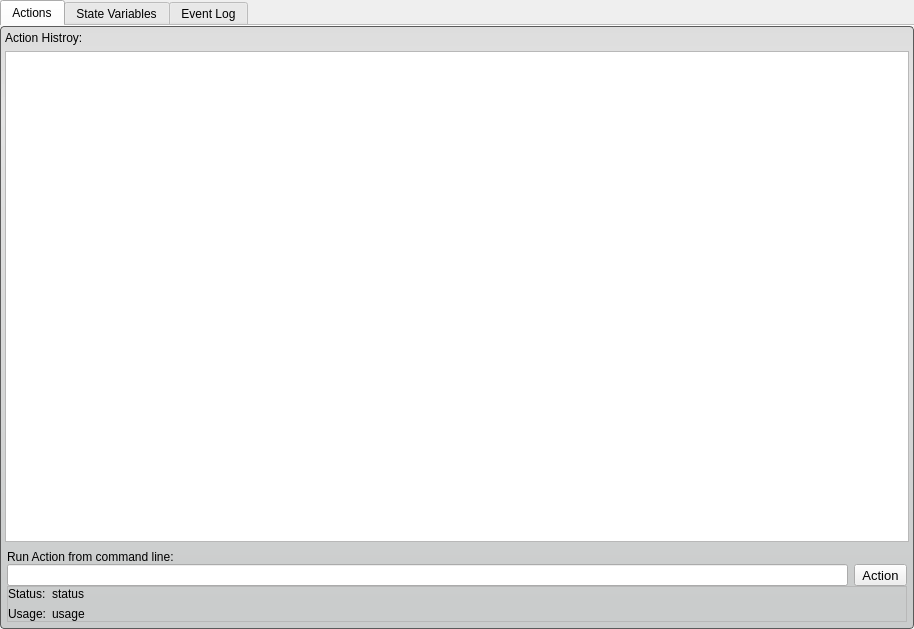
This is src/Interface/AppController/AppController.ui in SCIInstitute/Seg3D as Qt 5 draws it before an edit. The edited form follows.
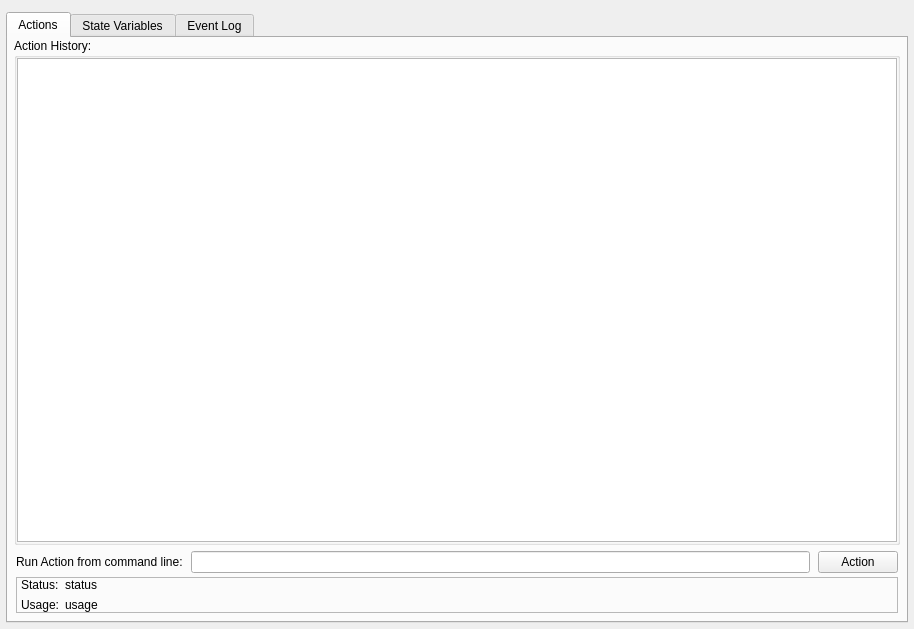
This is the edited form. The open tabs and pages were chosen to show the change.

Commit message: fixed AppPreferences, AppController and MessageHistoryWidget to have a consistant look.'

Diff of the .ui file:
```diff
--- a/src/Interface/AppController/AppController.ui
+++ b/src/Interface/AppController/AppController.ui
@@ -11,20 +11,24 @@
    </rect>
   </property>
   <property name="windowTitle">
-   <string>Form</string>
-  </property>
-  <property name="styleSheet">
-   <string notr="true">QWidget#TAB_ACTION_HISTORY
-{
-  border-radius: 4px;
-  border: 1px solid rgb(90, 90, 90);
-  background-color: qlineargradient(spread:pad, x1:0.5, y1:0, x2:0.5, y2:0.960227, stop:0 rgba(221, 221, 221, 255), stop:0.155779 rgba(228, 228, 228, 255), stop:1 rgba(202, 204, 204, 255));      
-}</string>
+   <string>Controller</string>
   </property>
   <layout class="QVBoxLayout" name="verticalLayout_5">
-   <property name="margin">
+   <property name="spacing">
     <number>0</number>
    </property>
+   <property name="leftMargin">
+    <number>6</number>
+   </property>
+   <property name="topMargin">
+    <number>12</number>
+   </property>
+   <property name="rightMargin">
+    <number>6</number>
+   </property>
+   <property name="bottomMargin">
+    <number>6</number>
+   </property>
    <item>
     <widget class="QTabWidget" name="TW_CONTROLLER">
      <property name="currentIndex">
@@ -34,33 +38,43 @@
       <bool>false</bool>
      </property>
      <property name="documentMode">
-      <bool>true</bool>
+      <bool>false</bool>
      </property>
      <property name="movable">
       <bool>true</bool>
      </property>
      <widget class="QWidget" name="TAB_ACTION_HISTORY">
-      <property name="styleSheet">
-       <string notr="true">QWidget#TAB_ACTION_HISTORY{
-  border-radius: 4px;
-  border: 1px solid rgb(90, 90, 90);
-  background-color: qlineargradient(spread:pad, x1:0.5, y1:0, x2:0.5, y2:0.960227, stop:0 rgba(221, 221, 221, 255), stop:0.155779 rgba(228, 228, 228, 255), stop:1 rgba(202, 204, 204, 255));      
-}</string>
-      </property>
       <attribute name="title">
        <string notr="true">Actions</string>
       </attribute>
       <layout class="QVBoxLayout" name="verticalLayout">
-       <property name="margin">
-        <number>5</number>
+       <property name="spacing">
+        <number>0</number>
+       </property>
+       <property name="leftMargin">
+        <number>6</number>
+       </property>
+       <property name="topMargin">
+        <number>0</number>
+       </property>
+       <property name="rightMargin">
+        <number>6</number>
+       </property>
+       <property name="bottomMargin">
+        <number>6</number>
        </property>
        <item>
-        <widget class="QLabel" name="label_2">
-         <property name="text">
-          <string>Action Histroy:</string>
+        <widget class="QGroupBox" name="groupBox">
+         <property name="title">
+          <string>Action History:</string>
          </property>
-        </widget>
-       </item>
+         <layout class="QHBoxLayout" name="horizontalLayout_2">
+          <property name="spacing">
+           <number>0</number>
+          </property>
+          <property name="margin">
+           <number>0</number>
+          </property>
        <item>
         <widget class="QTableView" name="TV_ACTION_HISTORY">
          <property name="font">
@@ -115,6 +129,9 @@
          </attribute>
         </widget>
        </item>
+         </layout>
+        </widget>
+       </item>
        <item>
         <widget class="QFrame" name="frame">
          <property name="frameShape">
@@ -131,46 +148,44 @@
            <number>2</number>
           </property>
           <item>
+           <widget class="QWidget" name="widget_2" native="true">
+            <layout class="QHBoxLayout" name="horizontalLayout_3">
+             <property name="spacing">
+              <number>8</number>
+             </property>
+             <property name="leftMargin">
+              <number>0</number>
+             </property>
+             <property name="topMargin">
+              <number>4</number>
+             </property>
+             <property name="rightMargin">
+              <number>0</number>
+             </property>
+             <property name="bottomMargin">
+              <number>4</number>
+             </property>
+             <item>
            <widget class="QLabel" name="label">
+               <property name="minimumSize">
+                <size>
+                 <width>0</width>
+                 <height>20</height>
+                </size>
+               </property>
             <property name="text">
              <string>Run Action from command line:</string>
             </property>
            </widget>
           </item>
           <item>
-           <widget class="QWidget" name="widget" native="true">
-            <property name="layoutDirection">
-             <enum>Qt::LeftToRight</enum>
-            </property>
-            <layout class="QHBoxLayout" name="horizontalLayout">
-             <property name="spacing">
-              <number>-1</number>
-             </property>
-             <property name="margin">
-              <number>0</number>
-             </property>
-             <item>
               <widget class="QLineEdit" name="LE_EDIT_ACTION"/>
              </item>
              <item>
-              <widget class="QToolButton" name="TB_ACTION">
-               <property name="font">
-                <font>
-                 <pointsize>10</pointsize>
-                </font>
-               </property>
+              <widget class="QPushButton" name="TB_ACTION">
                <property name="text">
                 <string>Action</string>
                </property>
-               <property name="popupMode">
-                <enum>QToolButton::InstantPopup</enum>
-               </property>
-               <property name="toolButtonStyle">
-                <enum>Qt::ToolButtonTextBesideIcon</enum>
-               </property>
-               <property name="arrowType">
-                <enum>Qt::NoArrow</enum>
-               </property>
               </widget>
              </item>
             </layout>
@@ -182,17 +197,20 @@
              <enum>QFrame::StyledPanel</enum>
             </property>
             <layout class="QGridLayout" name="gridLayout">
-             <property name="margin">
+             <property name="leftMargin">
+              <number>4</number>
+             </property>
+             <property name="topMargin">
+              <number>0</number>
+             </property>
+             <property name="rightMargin">
+              <number>4</number>
+             </property>
+             <property name="bottomMargin">
               <number>0</number>
              </property>
              <item row="0" column="0">
               <widget class="QLabel" name="label_3">
-               <property name="sizePolicy">
-                <sizepolicy hsizetype="Maximum" vsizetype="Preferred">
-                 <horstretch>0</horstretch>
-                 <verstretch>0</verstretch>
-                </sizepolicy>
-               </property>
                <property name="text">
                 <string>Status:</string>
                </property>
@@ -200,6 +218,12 @@
              </item>
              <item row="0" column="1">
               <widget class="QLabel" name="L_ACTION_STATUS">
+               <property name="sizePolicy">
+                <sizepolicy hsizetype="MinimumExpanding" vsizetype="Preferred">
+                 <horstretch>0</horstretch>
+                 <verstretch>0</verstretch>
+                </sizepolicy>
+               </property>
                <property name="text">
                 <string>status</string>
                </property>
@@ -220,6 +244,12 @@
              </item>
              <item row="1" column="1">
               <widget class="QLabel" name="L_ACTION_USAGE">
+               <property name="sizePolicy">
+                <sizepolicy hsizetype="MinimumExpanding" vsizetype="Preferred">
+                 <horstretch>0</horstretch>
+                 <verstretch>0</verstretch>
+                </sizepolicy>
+               </property>
                <property name="text">
                 <string>usage</string>
                </property>
@@ -235,12 +265,7 @@
      </widget>
      <widget class="QWidget" name="TAB_STATE_ENGINE">
       <property name="styleSheet">
-       <string notr="true">QWidget#TAB_STATE_ENGINE
-{
-  border-radius: 4px;
-  border: 1px solid rgb(90, 90, 90);
-  background-color: qlineargradient(spread:pad, x1:0.5, y1:0, x2:0.5, y2:0.960227, stop:0 rgba(221, 221, 221, 255), stop:0.155779 rgba(228, 228, 228, 255), stop:1 rgba(202, 204, 204, 255));      
-}</string>
+       <string notr="true"/>
       </property>
       <attribute name="title">
        <string>State Variables</string>
@@ -269,21 +294,11 @@
          <attribute name="verticalHeaderVisible">
           <bool>false</bool>
          </attribute>
-         <attribute name="verticalHeaderVisible">
-          <bool>false</bool>
-         </attribute>
         </widget>
        </item>
       </layout>
      </widget>
      <widget class="QWidget" name="TAB_EVENT_LOG">
-      <property name="styleSheet">
-       <string notr="true">QWidget#TAB_EVENT_LOG{
-  border-radius: 4px;
-  border: 1px solid rgb(90, 90, 90);
-  background-color: qlineargradient(spread:pad, x1:0.5, y1:0, x2:0.5, y2:0.960227, stop:0 rgba(221, 221, 221, 255), stop:0.155779 rgba(228, 228, 228, 255), stop:1 rgba(202, 204, 204, 255));      
-}</string>
-      </property>
       <attribute name="title">
        <string>Event Log</string>
       </attribute>
```
Lines whose indentation alone changed are shown as unchanged. The commit also changes 4 other files.
